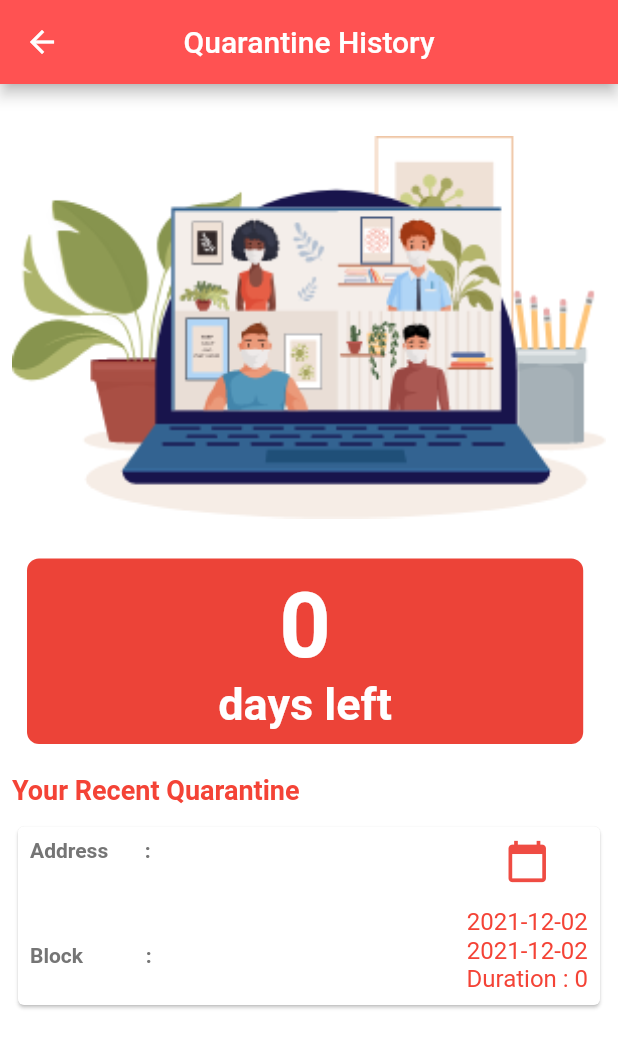
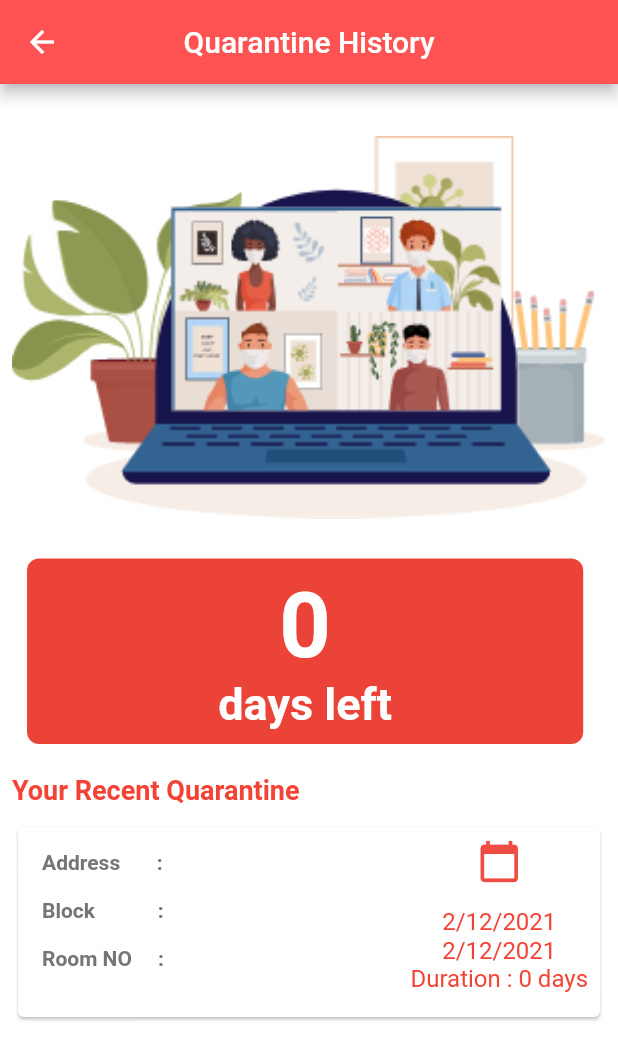
Before and after one commit to rajeshsankaravadivell/CERT-master, a Flutter app: the QuarantinePage screen opened directly with empty values, on a phone screen of 412 x 824 dp. Shown: the top 1060 px of the screen. Run offline on Flutter 3.47's test engine with Material 2 defaults, Android fonts, the phone set to English and light mode, and no system bars; our stand-ins replace carousel_slider, cloud_firestore, cloud_functions, country_picker, firebase_auth, firebase_core and 8 more; missing offline and left inert: dart:ffi; accounts and stored records are empty; network calls fail.

Commit message:
pitchu marriage

```diff
--- a/lib/main.dart
+++ b/lib/main.dart
@@ -51,6 +51,7 @@ class _MyAppState extends State<MyApp> {
   @override
   Widget build(BuildContext context) {
     return GetMaterialApp(
+      debugShowCheckedModeBanner: false,
       title: 'Flutter Demo',
       theme: ThemeData(
 
--- a/lib/models/usermodel.dart
+++ b/lib/models/usermodel.dart
@@ -247,26 +247,30 @@ class Quarantine {
 }
 
 class Location {
-  Location({
-    required this.place,
-    this.floor,
-    this.block,
-  });
+  Location({required this.place, this.floor, this.block, this.inCampus = true, this.quarantineAddress, this.roomNumbmer});
 
-  String place;
+  String? place;
   int? floor;
   String? block;
+  String? roomNumbmer;
+  bool inCampus;
+  String? quarantineAddress;
 
   factory Location.fromJson(Map<String, dynamic> json) => Location(
       place: json["place"],
       floor: json["floor"],
       block: json["block"],
-      );
+      inCampus: json["inCampus"] ?? false,
+      quarantineAddress: json["quarantineAddress"],
+      roomNumbmer: json["roomNumbmer"]);
 
   Map<String, dynamic> toJson() => {
     "place": place,
     "floor": floor,
     "block": block,
+    "inCampus": inCampus,
+    "quarantineAddress": quarantineAddress,
+    "roomNumbmer": roomNumbmer,
   };
 }
 
--- a/lib/screens/home.dart
+++ b/lib/screens/home.dart
@@ -218,7 +218,7 @@ class _HomePageState extends State<HomePage> {
                     return
                       CarouselSlider(
                         options: CarouselOptions(
-                          height: 180,
+                          height: 150,
                           autoPlay: true,
                           aspectRatio: 2,
                           enlargeCenterPage: true,
--- a/lib/screens/profile.dart
+++ b/lib/screens/profile.dart
@@ -2,10 +2,10 @@ import 'package:flutter/material.dart';
 import 'package:get/get.dart';
 import 'package:pert/models/usermodel.dart';
 import 'package:pert/screens/profileupdate.dart';
-import 'package:pert/models/profile_model.dart';
+// import 'package:pert/models/profile_model.dart';
 import 'package:fluttericon/font_awesome5_icons.dart';
-import 'package:fluttericon/entypo_icons.dart';
-import 'package:fluttericon/elusive_icons.dart';
+// import 'package:fluttericon/entypo_icons.dart';
+// import 'package:fluttericon/elusive_icons.dart';
 
 
 
@@ -19,6 +19,7 @@ class ProfilePage extends StatefulWidget {
 }
 
 class _ProfilePageState extends State<ProfilePage> {
+
   String url = 'https://cdn.business2community.com/wp-content/uploads/2017/08/blank-profile-picture-973460_640.png';
   late UserModel userModel;
 
@@ -31,6 +32,7 @@ class _ProfilePageState extends State<ProfilePage> {
 
   @override
   Widget build(BuildContext context) {
+    final _Size = MediaQuery.of(context).size;
     return Scaffold(
       // appBar: AppBar(title: Text('Profile'),
       // centerTitle: true,),
@@ -120,13 +122,28 @@ class _ProfilePageState extends State<ProfilePage> {
                                   ),
                                 ),
                                 Padding(
-                                  padding: const EdgeInsets.only(top: 30),
+                                  padding: const EdgeInsets.only(top: 15),
                                   child: Text(userModel.bioData.name, style: TextStyle(
+
+                                    // color: Colors.white,
                                       fontSize: 30,
                                       fontWeight: FontWeight.bold
 
+                                  ),textAlign: TextAlign.center,),
+                                ),
+                                Padding(
+                                  padding: const EdgeInsets.only(top: 5,bottom: 5),
+                                  child: Text(userModel.bioData.id, style: TextStyle(
+                                    color: Colors.white,
+                                      fontSize: 15,
+                                      fontWeight: FontWeight.bold
+
                                   ),),
-                                )
+                                ),
+                                Center(child: Text(userModel.bioData.department,style: TextStyle(color: Colors.white,shadows: [Shadow
+                                  (blurRadius: 2)])
+                                  ,)),
+
                               ],)
                         ),
                       ),
--- a/lib/screens/quarantine.dart
+++ b/lib/screens/quarantine.dart
@@ -20,6 +20,7 @@ class _QuarantinePageState extends State<QuarantinePage> {
   int daysLeft = 0;
   @override
   Widget build(BuildContext context) {
+    final date =widget.user.quarantine!;
     return SafeArea(
       child: Scaffold(
         appBar: AppBar(
@@ -92,13 +93,14 @@ class _QuarantinePageState extends State<QuarantinePage> {
                         children: [
                           Column(
                             crossAxisAlignment: CrossAxisAlignment.start,
+                            mainAxisAlignment: MainAxisAlignment.center,
                             children: [
-                              SizedBox(
-                                height: 70,
+                              Padding(
+                                padding: const EdgeInsets.all(8.0),
                                 child: RichText(
                                   maxLines: 5,
                                   text: TextSpan(
-                                      text: 'Address       : ',
+                                      text: 'Address       :  ',
                                       style: TextStyle(
                                           fontWeight: FontWeight.bold,
                                           color: Colors.grey[600]),
@@ -112,9 +114,11 @@ class _QuarantinePageState extends State<QuarantinePage> {
                                       ]),
                                 ),
                               ),
-                              RichText(
+                              Padding(
+                                padding: const EdgeInsets.all(8.0),
+                                child: RichText(
                                   text: TextSpan(
-                                    text: "Block            :",
+                                      text: "Block            :  ",
                                       style: TextStyle(
                                           fontWeight: FontWeight.bold,
                                           color: Colors.grey[600]),
@@ -127,10 +131,51 @@ class _QuarantinePageState extends State<QuarantinePage> {
                                         )
                                       ]),
                                 ),
+                              ),
+
+                              // Padding(
+                              //   padding: const EdgeInsets.all(8.0),
+                              //   child: RichText(
+                              //     text: TextSpan(
+                              //         text: "Floor             :  ",
+                              //         style: TextStyle(
+                              //             fontWeight: FontWeight.bold,
+                              //             color: Colors.grey[600]),
+                              //         children: [
+                              //           TextSpan(
+                              //             text: widget.user.quarantine!.location.floor.toString(),
+                              //             style: TextStyle(
+                              //                 fontWeight: FontWeight.normal,
+                              //                 color: Colors.grey[500]),
+                              //           )
+                              //         ]),
+                              //   ),
+                              // ),
+                              Padding(
+                                padding: const EdgeInsets.all(8.0),
+                                child: RichText(
+                                  text: TextSpan(
+                                      text: "Room NO     :  ",
+                                      style: TextStyle(
+                                          fontWeight: FontWeight.bold,
+                                          color: Colors.grey[600]),
+                                      children: [
+                                        TextSpan(
+                                          text: widget.user.quarantine!.location.roomNumbmer.toString(),
+                                          style: TextStyle(
+                                              fontWeight: FontWeight.normal,
+                                              color: Colors.grey[500]),
+                                        )
+                                      ]),
+                                ),
+                              ),
+
                             ],
                           ),
                           const Spacer(),
-                          Column(
+                          Padding(
+                            padding: const EdgeInsets.only(bottom: 8.0),
+                            child: Column(
                               children: [
                                 const Padding(
                                   padding: EdgeInsets.only(bottom: 16),
@@ -140,21 +185,22 @@ class _QuarantinePageState extends State<QuarantinePage> {
                                   ),
                                 ),
                                 Text(
-                                widget.user.quarantine!.startDate.toString().substring(0,10),
+                                  "${date.startDate.day}/${date.startDate.month}/${date.startDate.year}",
                                   style: TextStyle(
                                       color: kprimaryColor, fontSize: 16),
                                 ),
                                 Text(
-                                widget.user.quarantine!.endDate.toString().substring(0,10),
+                                  "${date.endDate.day}/${date.endDate.month}/${date.endDate.year}",
                                   style: TextStyle(
                                       color: kprimaryColor, fontSize: 16),
                                 ),
                                 Text(
-                                'Duration : ${widget.user.quarantine!.endDate.difference(widget.user.quarantine!.startDate).inDays.toString()}' ,
+                                  'Duration : ${widget.user.quarantine!.endDate.difference(widget.user.quarantine!.startDate).inDays.toString()} days' ,
                                   style: TextStyle(
                                       color: kprimaryColor, fontSize: 16),
                                 ),
                               ],
+                            ),
                           )
                         ],
                       ),
--- a/pubspec.yaml
+++ b/pubspec.yaml
@@ -15,7 +15,7 @@ publish_to: 'none' # Remove this line if you wish to publish to pub.dev
 # In iOS, build-name is used as CFBundleShortVersionString while build-number used as CFBundleVersion.
 # Read more about iOS versioning at
 # https://developer.apple.com/library/archive/documentation/General/Reference/InfoPlistKeyReference/Articles/CoreFoundationKeys.html
-version: 1.0.0+1
+version: 1.1.1+3
 
 environment:
   sdk: ">=2.12.0 <3.0.0"
```
Lines whose indentation alone changed are shown as unchanged.
